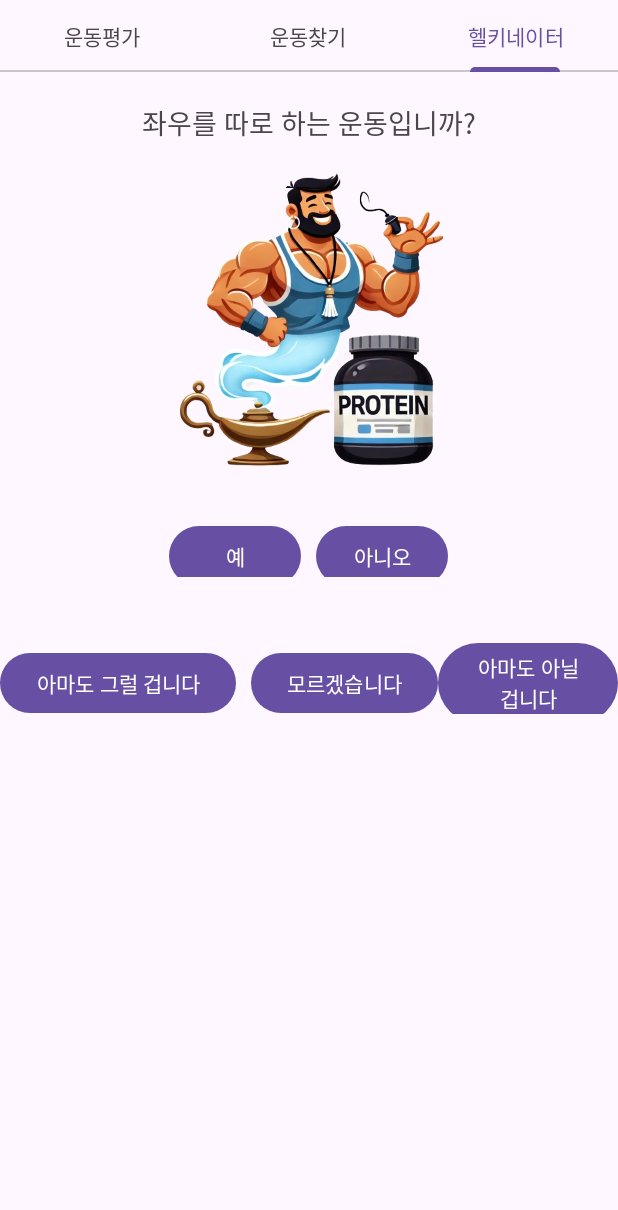
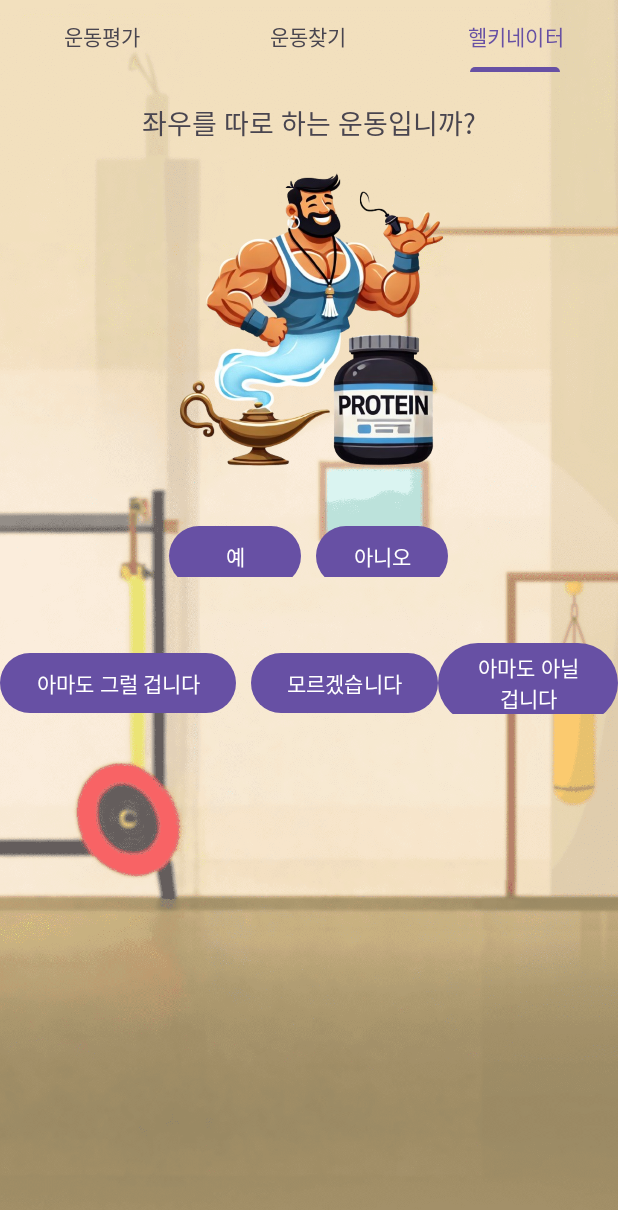
Before and after one commit to joseph1723/Madcamp4, an Android app: the screen it shows after launch (MainActivity), tab 3 chosen, on a phone screen of 412 x 824 dp. Shown: the top 1210 px of the screen. Run offline under Robolectric (Android 15) with nearby library versions, the light colour scheme and no system bars; pictures from the network do not load.

Commit message:
add background

```diff
--- a/app/build.gradle.kts
+++ b/app/build.gradle.kts
@@ -42,7 +42,10 @@ dependencies {
     implementation(libs.material)
     implementation(libs.androidx.activity)
     implementation(libs.androidx.constraintlayout)
+    implementation(libs.glide)
+
     testImplementation(libs.junit)
     androidTestImplementation(libs.androidx.junit)
     androidTestImplementation(libs.androidx.espresso.core)
+
 }
--- a/app/src/main/AndroidManifest.xml
+++ b/app/src/main/AndroidManifest.xml
@@ -7,6 +7,7 @@
     <uses-permission android:name="android.permission.CAMERA" />
     <uses-permission android:name="android.permission.WRITE_EXTERNAL_STORAGE" />
     <uses-permission android:name="android.permission.READ_EXTERNAL_STORAGE" />
+    <uses-permission android:name="android.permission.INTERNET" />
 
 
 
--- a/app/src/main/java/com/example/healthapp/activity/MainActivity.kt
+++ b/app/src/main/java/com/example/healthapp/activity/MainActivity.kt
@@ -8,13 +8,17 @@ import androidx.viewpager2.widget.ViewPager2
 import com.example.healthapp.R
 import com.google.android.material.tabs.TabLayout
 import com.google.android.material.tabs.TabLayoutMediator
+import com.bumptech.glide.Glide
+
 
 class MainActivity : AppCompatActivity() {
 
     override fun onCreate(savedInstanceState: Bundle?) {
         super.onCreate(savedInstanceState)
         setContentView(R.layout.activity_main)
-
+        Glide.with(this)
+            .load(R.drawable.bg_img)
+            .into(findViewById(R.id.backgroundImage))
         val tabLayout: TabLayout = findViewById(R.id.tabLayout)
         val viewPager: ViewPager2 = findViewById(R.id.viewPager)
 
--- a/app/src/main/res/layout/activity_main.xml
+++ b/app/src/main/res/layout/activity_main.xml
@@ -5,10 +5,18 @@
     xmlns:app="http://schemas.android.com/apk/res-auto"
     xmlns:tools="http://schemas.android.com/tools">
 
+    <ImageView
+        android:id="@+id/backgroundImage"
+        android:layout_width="match_parent"
+        android:layout_height="match_parent"
+        android:scaleType="centerCrop"
+        android:src="@drawable/bg_img"
+        android:alpha="0.7"/>
     <com.google.android.material.tabs.TabLayout
         android:id="@+id/tabLayout"
         android:layout_width="match_parent"
-        android:layout_height="wrap_content">
+        android:layout_height="wrap_content"
+        android:background="@android:color/transparent">
 
         <com.google.android.material.tabs.TabItem
             android:layout_width="wrap_content"
--- a/gradle/libs.versions.toml
+++ b/gradle/libs.versions.toml
@@ -1,5 +1,6 @@
 [versions]
 agp = "8.5.0"
+glide = "4.12.0"
 kotlin = "1.9.0"
 coreKtx = "1.13.1"
 junit = "4.13.2"
@@ -12,6 +13,7 @@ constraintlayout = "2.1.4"
 
 [libraries]
 androidx-core-ktx = { group = "androidx.core", name = "core-ktx", version.ref = "coreKtx" }
+glide = { module = "com.github.bumptech.glide:glide", version.ref = "glide" }
 junit = { group = "junit", name = "junit", version.ref = "junit" }
 androidx-junit = { group = "androidx.test.ext", name = "junit", version.ref = "junitVersion" }
 androidx-espresso-core = { group = "androidx.test.espresso", name = "espresso-core", version.ref = "espressoCore" }
```
Also changed, not shown: app/src/main/res/layout/mat_dialog.xml (+3 -8 lines), app/src/main/res/drawable/bg_img.png (added).
